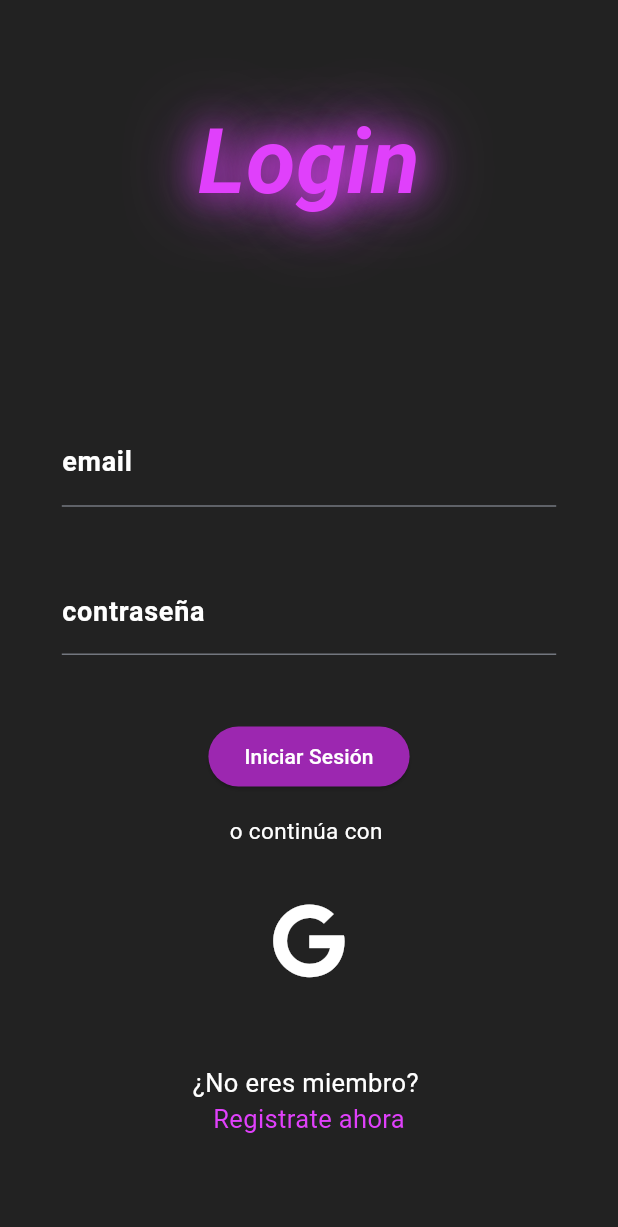
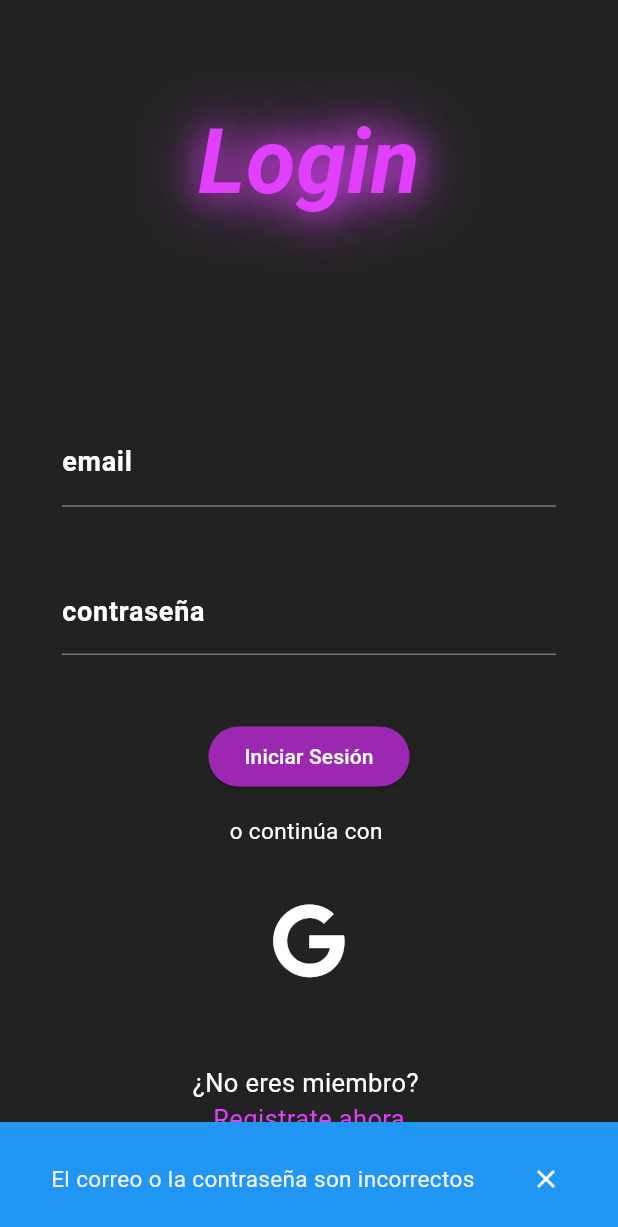
Before and after one commit to JuanJGP10/piladea_web, a Flutter app: the screen it shows after launch, after a tap on "Iniciar Sesión", on a phone screen of 412 x 824 dp. Shown: the top 1227 px of the screen. Run offline on Flutter 3.47's test engine with Material 3 defaults, Android fonts, the phone set to English and light mode, and no system bars; our stand-ins replace cloud_firestore, firebase_auth, font_awesome_flutter, get, google_sign_in; accounts and stored records are empty; network calls fail.

Commit message:
login view a stateful

```diff
--- a/lib/pages/login_view.dart
+++ b/lib/pages/login_view.dart
@@ -5,20 +5,79 @@
 import 'package:font_awesome_flutter/font_awesome_flutter.dart';
 import 'package:url_launcher/url_launcher.dart';
 
-class LoginView extends StatelessWidget {
+class LoginView extends StatefulWidget {
   static String id = 'login_view';
+
   const LoginView({super.key});
 
   @override
+  State<LoginView> createState() => _LoginViewState();
+}
+
+class _LoginViewState extends State<LoginView> {
+  late TextEditingController txtEmail;
+  late TextEditingController txtPassword;
+  bool _isLoading = false; // Por si quieres mostrar progreso
+
+  @override
+  void initState() {
+    super.initState();
+    txtEmail = TextEditingController();
+    txtPassword = TextEditingController();
+  }
+
+  @override
+  void dispose() {
+    txtEmail.dispose();
+    txtPassword.dispose();
+    super.dispose();
+  }
+
+  Future<UserCredential?> login(String email, String contra) async {
+    try {
+      UserCredential userCredential = await FirebaseAuth.instance
+          .signInWithEmailAndPassword(email: email, password: contra);
+      print("-------------------${userCredential.user!.uid}");
+      await PerfilCRUD.instance.findPerfil(userCredential.user!.uid);
+
+      return userCredential;
+    } on FirebaseAuthException catch (e) {
+      if (e.code == 'user-not-found' || e.code == 'wrong-password') {
+        // Aquí puedes mostrar un error específico si quieres
+      }
+    }
+    return null;
+  }
+
+  void _showSnackBar(String message) {
+    ScaffoldMessenger.of(context).showSnackBar(
+      SnackBar(
+        content: Row(
+          children: [
+            const SizedBox(width: 10),
+            Expanded(
+              child: Text(message, style: const TextStyle(fontSize: 15)),
+            ),
+            IconButton(
+              icon: const Icon(Icons.close, size: 20, color: Colors.white),
+              onPressed: () {
+                ScaffoldMessenger.of(context).hideCurrentSnackBar();
+              },
+            ),
+          ],
+        ),
+        backgroundColor: Colors.blue,
+      ),
+    );
+  }
+
+  @override
   Widget build(BuildContext context) {
-    TextEditingController txtEmail = TextEditingController();
-    TextEditingController txtPassword = TextEditingController();
     final size = MediaQuery.of(context).size;
     return Scaffold(
       backgroundColor: Colors.black87,
       body: Center(
         child: Column(
-          //centramos automáticamente
           mainAxisAlignment: MainAxisAlignment.center,
           children: [
             const Text(
@@ -32,29 +91,28 @@
                   Shadow(
                     blurRadius: 30.0,
                     color: Colors.purpleAccent,
-                    offset: Offset(0, 0), // glow centrado
+                    offset: Offset(0, 0),
                   ),
                   Shadow(
                     blurRadius: 60.0,
                     color: Colors.purpleAccent,
-                    offset: Offset(0, 0), // glow centrado
+                    offset: Offset(0, 0),
                   ),
                 ],
               ),
             ),
-            SizedBox(height: 85),
+            const SizedBox(height: 85),
             Padding(
               padding: EdgeInsets.symmetric(
                 horizontal: size.width * 0.1,
                 vertical: size.height * 0.05,
               ),
-              //email
               child: SizedBox(
                 height: 60,
-                width: 600, // altura que quieras
+                width: 600,
                 child: TextField(
                   keyboardType: TextInputType.emailAddress,
-                  style: TextStyle(color: Colors.white, fontSize: 20.0),
+                  style: const TextStyle(color: Colors.white, fontSize: 20.0),
                   decoration: const InputDecoration(
                     labelText: 'email',
                     labelStyle: TextStyle(
@@ -64,25 +122,22 @@
                     ),
                   ),
                   controller: txtEmail,
-                  onChanged: (value) {},
                 ),
               ),
             ),
-
             Padding(
               padding: EdgeInsets.only(
                 left: size.width * 0.1,
                 right: size.width * 0.1,
                 bottom: size.height * 0.05,
               ),
-
               child: SizedBox(
                 height: 60,
                 width: 600,
                 child: TextField(
                   obscureText: true,
-                  style: TextStyle(color: Colors.white),
-                  decoration: InputDecoration(
+                  style: const TextStyle(color: Colors.white),
+                  decoration: const InputDecoration(
                     labelText: 'contraseña',
                     labelStyle: TextStyle(
                       color: Colors.white,
@@ -90,81 +145,50 @@
                       fontSize: 18.0,
                     ),
                   ),
-                  onChanged: (value) {},
                   controller: txtPassword,
                 ),
               ),
             ),
-            //botón
             ElevatedButton(
-              onPressed: () async {
+              onPressed: _isLoading
+                  ? null
+                  : () async {
+                      setState(() => _isLoading = true);
                       UserCredential? credenciales = await login(
                         txtEmail.text,
                         txtPassword.text,
                       );
-                if (credenciales != null) {
-                  if (credenciales.user != null) {
-                    //direccionamiento hacia la pagina de home
+                      setState(() => _isLoading = false);
+
+                      if (credenciales != null && credenciales.user != null) {
                         Navigator.push(
                           context,
-                      MaterialPageRoute(builder: (context) => HomePage()),
+                          MaterialPageRoute(
+                            builder: (context) => const HomePage(),
+                          ),
                         );
                       } else {
-                    ScaffoldMessenger.of(context).showSnackBar(
-                      SnackBar(
-                        content: Row(
-                          children: [
-                            const SizedBox(width: 10),
-                            const Expanded(
-                              child: Text.rich(
-                                TextSpan(
-                                  text:
-                                      'El correo o la contraseña son incorrectos ',
-                                  style: TextStyle(fontSize: 15),
-                                ),
-                              ),
-                            ),
-                            Padding(
-                              padding: const EdgeInsets.only(
-                                top: 0.0,
-                                right: 0.0,
-                              ),
-                              child: IconButton(
-                                icon: const Icon(
-                                  Icons.close,
-                                  size: 20,
-                                  color: Colors.white,
-                                ),
-                                onPressed: () {
-                                  ScaffoldMessenger.of(
-                                    context,
-                                  ).hideCurrentSnackBar();
-                                },
-                              ),
-                            ),
-                          ],
-                        ),
-                        backgroundColor: Colors.blue,
-                      ),
+                        _showSnackBar(
+                          'El correo o la contraseña son incorrectos',
                         );
-                  }
                       }
                     },
               style: ElevatedButton.styleFrom(backgroundColor: Colors.purple),
-              child: const Text(
+              child: _isLoading
+                  ? const CircularProgressIndicator(color: Colors.white)
+                  : const Text(
                       'Iniciar Sesión',
                       style: TextStyle(color: Colors.white),
                     ),
             ),
-            SizedBox(height: 15), //espacio entre el botón y el texto
-
+            const SizedBox(height: 15),
             const Text(
               'o continúa con ',
               style: TextStyle(color: Colors.white, fontSize: 15.0),
             ),
-            SizedBox(height: 30),
+            const SizedBox(height: 30),
             IconButton(
-              icon: Icon(
+              icon: const Icon(
                 FontAwesomeIcons.google,
                 size: 50,
                 color: Colors.white,
@@ -174,13 +198,11 @@
                 if (await canLaunchUrl(url)) {
                   await launchUrl(url, mode: LaunchMode.externalApplication);
                 } else {
-                  ScaffoldMessenger.of(context).showSnackBar(
-                    SnackBar(content: Text('No se pudo abrir Gmail.')),
-                  );
+                  _showSnackBar('No se pudo abrir Gmail.');
                 }
               },
             ),
-            SizedBox(height: 50),
+            const SizedBox(height: 50),
             const Text(
               '¿No eres miembro? ',
               style: TextStyle(color: Colors.white, fontSize: 17.0),
@@ -189,27 +211,9 @@
               'Registrate ahora',
               style: TextStyle(color: Colors.purpleAccent, fontSize: 17.0),
             ),
-
-            //logo de google
           ],
         ),
       ),
     );
   }
-
-  Future<UserCredential?> login(String email, String contra) async {
-    try {
-      UserCredential userCredential = await FirebaseAuth.instance
-          .signInWithEmailAndPassword(email: email, password: contra);
-      print("-------------------${userCredential.user!.uid}");
-      await PerfilCRUD.instance.findPerfil(userCredential.user!.uid);
-
-      return userCredential;
-    } on FirebaseAuthException catch (e) {
-      if (e.code == 'user-not-found' || e.code == 'wrong-password') {
-        //Implementar error
 }
-    }
-    return null;
-  }
-}
```
Lines whose indentation alone changed are shown as unchanged.
